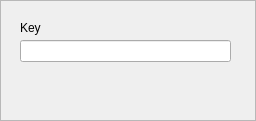
Old version of the form plugins/unpack/rc4.ui in the repository mtivadar/qiew.
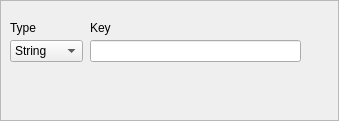
New version of the form.

```diff
--- a/plugins/unpack/rc4.ui
+++ b/plugins/unpack/rc4.ui
@@ -6,7 +6,7 @@
    <rect>
     <x>0</x>
     <y>0</y>
-    <width>256</width>
+    <width>339</width>
     <height>121</height>
    </rect>
   </property>
@@ -22,7 +22,7 @@
   <widget class="QLineEdit" name="key">
    <property name="geometry">
     <rect>
-     <x>20</x>
+     <x>90</x>
      <y>40</y>
      <width>211</width>
      <height>22</height>
@@ -35,7 +35,7 @@
   <widget class="QLabel" name="label_2">
    <property name="geometry">
     <rect>
-     <x>20</x>
+     <x>90</x>
      <y>20</y>
      <width>61</width>
      <height>16</height>
@@ -45,6 +45,39 @@
     <string>Key</string>
    </property>
   </widget>
+  <widget class="QComboBox" name="op">
+   <property name="geometry">
+    <rect>
+     <x>10</x>
+     <y>40</y>
+     <width>73</width>
+     <height>22</height>
+    </rect>
+   </property>
+   <item>
+    <property name="text">
+     <string>String</string>
+    </property>
+   </item>
+   <item>
+    <property name="text">
+     <string>Hex</string>
+    </property>
+   </item>
+  </widget>
+  <widget class="QLabel" name="label_3">
+   <property name="geometry">
+    <rect>
+     <x>10</x>
+     <y>20</y>
+     <width>61</width>
+     <height>16</height>
+    </rect>
+   </property>
+   <property name="text">
+    <string>Type</string>
+   </property>
+  </widget>
  </widget>
  <resources/>
  <connections/>
```
